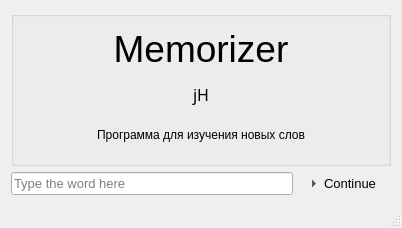
This is mainwindow.ui in zoonman/memorizer as Qt 5 draws it before an edit. The edited form follows.
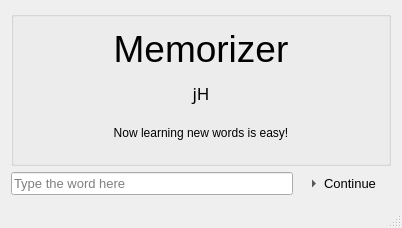
This is the edited form. Icons and pictures are not drawn.

Diff of the .ui file:
```diff
--- a/mainwindow.ui
+++ b/mainwindow.ui
@@ -94,29 +94,37 @@
             </widget>
            </item>
            <item>
-            <widget class="QLabel" name="label">
+            <widget class="QToolButton" name="toolButton">
+             <property name="sizePolicy">
+              <sizepolicy hsizetype="Minimum" vsizetype="Fixed">
+               <horstretch>0</horstretch>
+               <verstretch>0</verstretch>
+              </sizepolicy>
+             </property>
              <property name="font">
               <font>
                <family>PhoneticTM</family>
-               <pointsize>12</pointsize>
-               <stylestrategy>PreferAntialias</stylestrategy>
+               <pointsize>13</pointsize>
               </font>
              </property>
              <property name="text">
               <string>jH</string>
              </property>
-             <property name="textFormat">
-              <enum>Qt::AutoText</enum>
+             <property name="checkable">
+              <bool>false</bool>
              </property>
-             <property name="alignment">
-              <set>Qt::AlignCenter</set>
+             <property name="toolButtonStyle">
+              <enum>Qt::ToolButtonTextOnly</enum>
+             </property>
+             <property name="autoRaise">
+              <bool>true</bool>
              </property>
             </widget>
            </item>
            <item>
             <widget class="QLabel" name="labelWordTranslation">
              <property name="text">
-              <string>Программа для изучения новых слов</string>
+              <string>Now learning new words is easy!</string>
              </property>
              <property name="alignment">
               <set>Qt::AlignCenter</set>
```
Left out of the diff: 2 changed lines with no effect on the pictures.
